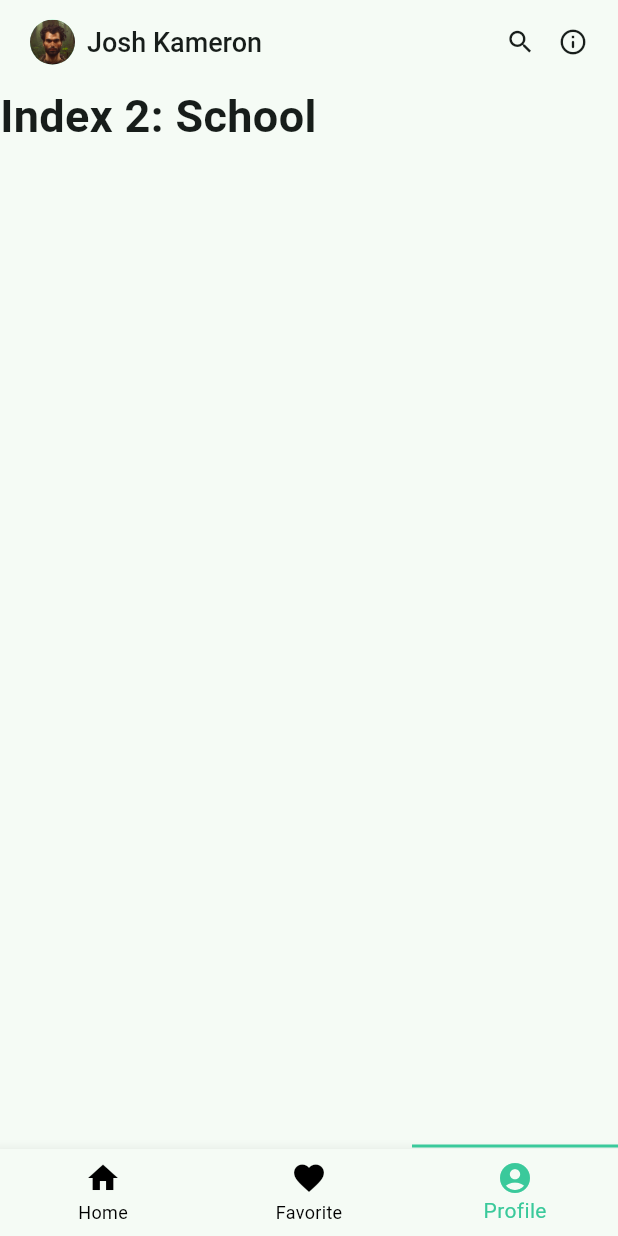
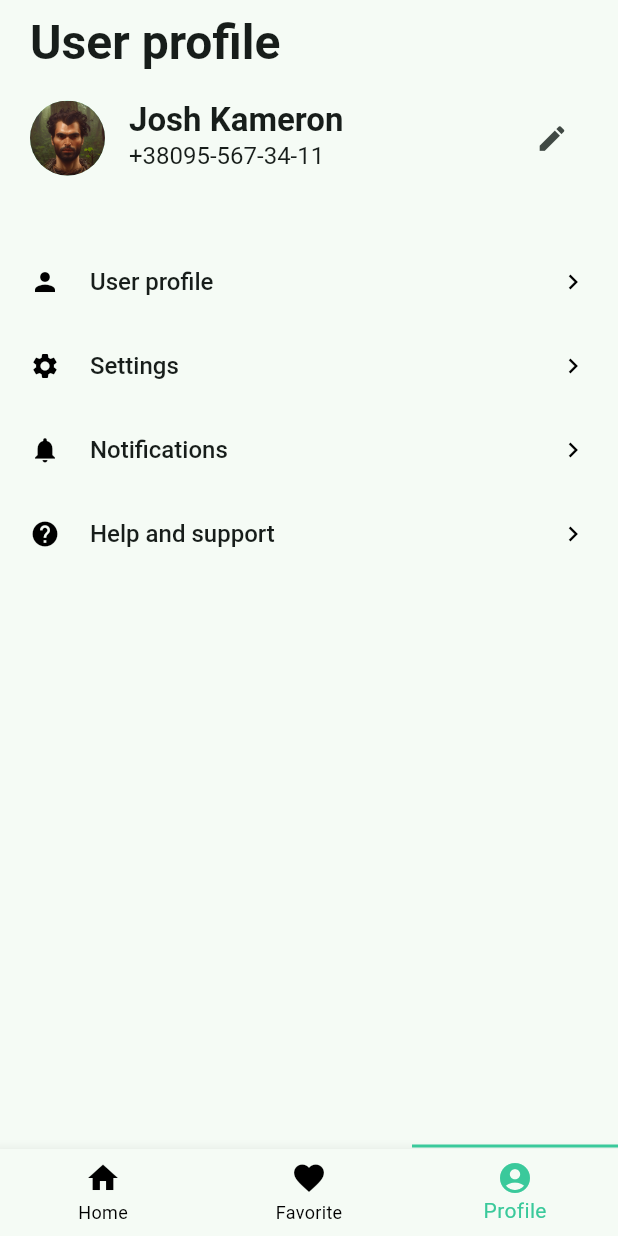
Before and after one commit to boolkaco/investment-app, a Flutter app: the HomeScreen screen opened directly, item 3 of the bottom bar chosen, on a phone screen of 412 x 824 dp. Run offline on Flutter 3.47's test engine with Material 3 defaults, Android fonts, the light colour scheme and no system bars; our stand-ins replace equatable, flutter_bloc.

Commit message:
add profile screen

```diff
--- /dev/null
+++ b/devtools_options.yaml
@@ -0,0 +1 @@
+extensions:
--- a/lib/bloc/navigation/navigation_state.dart
+++ b/lib/bloc/navigation/navigation_state.dart
@@ -2,19 +2,26 @@ part of 'navigation_bloc.dart';
 
 class NavigationState extends Equatable {
   final bool? isNestedRoute;
+  final bool? isEditProfile;
 
-  const NavigationState({this.isNestedRoute = false});
+  const NavigationState({
+    this.isNestedRoute = false,
+    this.isEditProfile = false,
+  });
 
   @override
   List<Object?> get props => [
     isNestedRoute,
+    isEditProfile,
   ];
 
   NavigationState copyWith({
     bool? isNestedRoute = false,
+    bool? isEditProfile = false,
   }) {
     return NavigationState(
       isNestedRoute: isNestedRoute ?? this.isNestedRoute,
+      isEditProfile: isEditProfile ?? this.isEditProfile,
     );
   }
 }
--- a/lib/screens/favorite/favorite_screen.dart
+++ b/lib/screens/favorite/favorite_screen.dart
@@ -81,7 +81,9 @@ class _FavoriteScreenState extends State<FavoriteScreen>
             },
           );
         } else {
-          return Text('hello');
+          return const Center(
+            child: Text('There are no posts here yet'),
+          );
         }
       },
     );
--- a/lib/screens/home_screen.dart
+++ b/lib/screens/home_screen.dart
@@ -3,6 +3,7 @@ import 'package:flutter_bloc/flutter_bloc.dart';
 import 'package:investment_app/bloc/navigation/navigation_bloc.dart';
 import 'package:investment_app/screens/favorite/favorite_screen.dart';
 import 'package:investment_app/screens/investment/investment_screen.dart';
+import 'package:investment_app/screens/profile/profile_screen.dart';
 import 'package:investment_app/theme/app_colors.dart';
 import 'package:investment_app/widgets/appbars/home_appbar.dart';
 import 'package:investment_app/widgets/bottom_navigation/bottom_navigation_item.dart';
@@ -17,16 +18,10 @@ class HomeScreen extends StatefulWidget {
 class _HomeScreenState extends State<HomeScreen> {
   int _selectedIndex = 0;
 
-  static const TextStyle optionStyle =
-  TextStyle(fontSize: 30, fontWeight: FontWeight.bold);
-
   static const List<Widget> _widgetOptions = <Widget>[
     InvestmentScreen(),
     FavoriteScreen(),
-    Text(
-      'Index 2: School',
-      style: optionStyle,
-    ),
+    ProfileScreen(),
   ];
 
   void _onItemTapped(int index) {
@@ -40,7 +35,9 @@ class _HomeScreenState extends State<HomeScreen> {
   @override
   Widget build(BuildContext context) {
     return Scaffold(
-      appBar: const HomeAppbar(),
+      appBar: HomeAppbar(
+        isProfile: _selectedIndex == 2,
+      ),
       body: IndexedStack(
         index: _selectedIndex,
         children: _widgetOptions,
--- a/lib/screens/post_details_screen.dart
+++ b/lib/screens/post_details_screen.dart
@@ -57,7 +57,7 @@ class _PostDetailsScreenState extends State<PostDetailsScreen> {
               mainAxisAlignment: MainAxisAlignment.end,
               children: [
                 AppButton(
-                  label: 'To favorite',
+                  label: 'Add to favorite',
                   callback: _addToFavorite,
                 ),
               ],
--- a/lib/screens/profile/profile_screen.dart
+++ b/lib/screens/profile/profile_screen.dart
@@ -0,0 +1,86 @@
+import 'package:flutter/material.dart';
+import 'package:flutter_bloc/flutter_bloc.dart';
+import 'package:investment_app/bloc/navigation/navigation_bloc.dart';
+import 'package:investment_app/screens/profile/edit_profile_screen.dart';
+import 'package:investment_app/widgets/profile/profile_entry.dart';
+
+class ProfileScreen extends StatelessWidget {
+  const ProfileScreen({super.key});
+
+  @override
+  Widget build(BuildContext context) {
+    return Padding(
+      padding: const EdgeInsets.symmetric(horizontal: 20),
+      child: BlocBuilder<NavigationBloc, NavigationState>(
+        builder: (context, state) {
+          if (state.isNestedRoute!) {
+            return EditProfileScreen();
+          } else {
+            return Column(
+              children: [
+                ListTile(
+                  contentPadding: const EdgeInsets.all(0),
+                  leading: const SizedBox(
+                    width: 50,
+                    height: 50,
+                    child: CircleAvatar(
+                      backgroundImage: AssetImage('assets/images/person.png'),
+                    ),
+                  ),
+                  title: Text(
+                    'Josh Kameron',
+                    style: Theme.of(context).textTheme.headlineMedium!.copyWith(
+                      fontSize: 22,
+                      fontWeight: FontWeight.w600,
+                    ),
+                  ),
+                  subtitle: Text(
+                    '+38095-567-34-11',
+                    style: Theme.of(context).textTheme.headlineMedium,
+                  ),
+                  trailing: IconButton(
+                    icon: const Icon(
+                      Icons.edit,
+                      size: 22,
+                    ),
+                    onPressed: () {
+                      NavigationBloc navigationBloc =
+                      BlocProvider.of<NavigationBloc>(context);
+                      navigationBloc.updateIsNestedRoute(
+                        true,
+                        isEditProfile: true,
+                      );
+                    },
+                  ),
+                ),
+                const SizedBox(height: 32),
+                Expanded(
+                  child: ListView(
+                    children: const [
+                      ProfileEntry(
+                        icon: Icons.person,
+                        title: 'User profile',
+                      ),
+                      ProfileEntry(
+                        icon: Icons.settings,
+                        title: 'Settings',
+                      ),
+                      ProfileEntry(
+                        icon: Icons.notifications,
+                        title: 'Notifications',
+                      ),
+                      ProfileEntry(
+                        icon: Icons.help,
+                        title: 'Help and support',
+                      ),
+                    ],
+                  ),
+                ),
+              ],
+            );
+          }
+        },
+      ),
+    );
+  }
+}
--- a/lib/widgets/appbars/home_appbar.dart
+++ b/lib/widgets/appbars/home_appbar.dart
@@ -3,7 +3,9 @@ import 'package:flutter_bloc/flutter_bloc.dart';
 import 'package:investment_app/bloc/navigation/navigation_bloc.dart';
 
 class HomeAppbar extends StatelessWidget implements PreferredSizeWidget {
-  const HomeAppbar({super.key});
+  final bool isProfile;
+
+  const HomeAppbar({super.key, this.isProfile = false});
 
   @override
   Widget build(BuildContext context) {
@@ -26,10 +28,37 @@ class HomeAppbar extends StatelessWidget implements PreferredSizeWidget {
                     size: 20,
                   ),
                 ),
+                if (state.isEditProfile!)
+                  Text(
+                    'Edit profile',
+                    style: Theme.of(context)
+                        .textTheme
+                        .headlineMedium!
+                        .copyWith(fontSize: 22),
+                  ),
+                if (state.isEditProfile!)
+                  const Icon(
+                    Icons.exit_to_app,
+                    size: 20,
+                  )
+                else
                   const Icon(
                     Icons.share,
                     size: 20,
-                )
+                  ),
+              ],
+            );
+          } else {
+            if (isProfile) {
+              return Row(
+                mainAxisAlignment: MainAxisAlignment.start,
+                children: [
+                  Text(
+                    'User profile',
+                    style: Theme.of(context).textTheme.headlineLarge!.copyWith(
+                          fontWeight: FontWeight.w600,
+                        ),
+                  ),
                 ],
               );
             } else {
@@ -45,8 +74,10 @@ class HomeAppbar extends StatelessWidget implements PreferredSizeWidget {
                       const SizedBox(width: 8),
                       Text(
                         'Josh Kameron',
-                      style:
-                          Theme.of(context).textTheme.headlineMedium!.copyWith(
+                        style: Theme.of(context)
+                            .textTheme
+                            .headlineMedium!
+                            .copyWith(
                               fontSize: 18,
                               fontWeight: FontWeight.w500,
                             ),
@@ -69,6 +100,7 @@ class HomeAppbar extends StatelessWidget implements PreferredSizeWidget {
                 ],
               );
             }
+          }
         },
       ),
       automaticallyImplyLeading: false,
--- /dev/null
+++ b/lib/widgets/profile/profile_entry.dart
@@ -0,0 +1,37 @@
+import 'package:flutter/material.dart';
+import 'package:investment_app/theme/app_colors.dart';
+
+class ProfileEntry extends StatelessWidget {
+  final IconData icon;
+  final String title;
+
+  const ProfileEntry({
+    super.key,
+    required this.icon,
+    required this.title,
+  });
+
+  @override
+  Widget build(BuildContext context) {
+    return ListTile(
+      contentPadding: const EdgeInsets.all(0),
+      title: Text(
+        title,
+        style: Theme.of(context)
+            .textTheme
+            .headlineMedium!
+            .copyWith(fontWeight: FontWeight.w500),
+      ),
+      leading: Icon(
+        icon,
+        color: AppColors.black,
+        size: 20,
+      ),
+      trailing: const Icon(
+        Icons.keyboard_arrow_right,
+        size: 20,
+        color: AppColors.black,
+      ),
+    );
+  }
+}
```
Also changed, not shown: lib/bloc/navigation/navigation_bloc.dart (+8 -2 lines), lib/screens/profile/edit_profile_screen.dart (added, +111 -0 lines), lib/theme/app_theme.dart (+11 -0 lines). Lines whose indentation alone changed are shown as unchanged.
